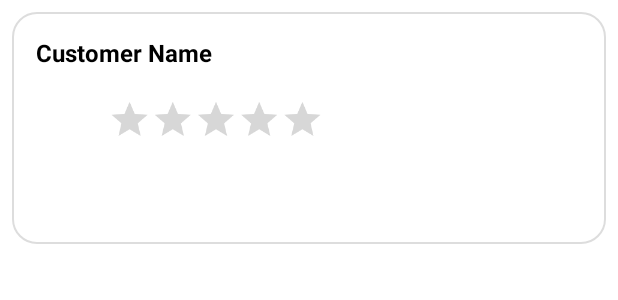
After one commit to IT21168390/E-commerce_Customers-_Android_App-EAD_Assessment, an Android app: the layout vendor_review_customer_card.xml on its own in the app's theme, with its tools: preview values and no code run, on a phone screen of 412 x 824 dp. The commit adds this screen. Shown: the top 300 px of the screen. Run offline under Robolectric (Android 15) with nearby library versions, the phone set to English and light mode, and no system bars.

Commit message:
Added Vendor rating on product details screen

```diff
--- a/app/src/main/res/layout/fragment_product_details.xml
+++ b/app/src/main/res/layout/fragment_product_details.xml
@@ -143,6 +143,12 @@
 <!--                android:layout_marginStart="8dp" />-->
 <!--        </LinearLayout>-->
 
+        <androidx.recyclerview.widget.RecyclerView
+            android:id="@+id/rvVendorReviewsCustomer"
+            android:layout_width="match_parent"
+            android:layout_height="wrap_content"
+            android:scrollbars="vertical" />
+
 
         <Button
             android:id="@+id/addToCartButton"
--- /dev/null
+++ b/app/src/main/res/layout/vendor_review_customer_card.xml
@@ -0,0 +1,45 @@
+<LinearLayout xmlns:android="http://schemas.android.com/apk/res/android"
+    android:layout_width="match_parent"
+    android:id="@+id/reviewLayout1"
+    android:layout_height="wrap_content"
+    android:orientation="vertical"
+    android:padding="16dp"
+    android:background="@drawable/rounded_background"
+    android:layout_margin="8dp">
+
+    <!-- Customer Name -->
+    <TextView
+        android:id="@+id/tvCustomer_Name"
+        android:layout_width="wrap_content"
+        android:layout_height="wrap_content"
+        android:text="Customer Name"
+        android:textStyle="bold"
+        android:textSize="16sp"
+        android:textColor="@color/black"
+        android:layout_marginBottom="8dp" />
+
+    <!-- RatingBar for selecting rating -->
+    <RatingBar
+        android:id="@+id/rbVendor_Rating"
+        android:layout_width="wrap_content"
+        android:layout_height="wrap_content"
+        android:isIndicator="true"
+        android:numStars="5"
+        android:rating="0.0"
+        android:stepSize="0.5"
+        android:scaleX="0.6"
+        android:scaleY="0.6"
+        android:gravity="start"
+    /> <!-- View-only -->
+
+    <!-- Review Comment -->
+
+    <TextView
+        android:id="@+id/tvVendorReview_Comment"
+        android:layout_width="match_parent"
+        android:layout_height="wrap_content"
+        android:background="@android:color/transparent"
+        android:padding="8dp" />
+
+
+</LinearLayout>
```
Also changed, not shown: app/src/main/java/com/example/e_commercecustomers_ead/adapters/VendorReviewCustomerAdapter.java (added, +80 -0 lines), app/src/main/java/com/example/e_commercecustomers_ead/models/VendorCustomerReview.java (added, +49 -0 lines).
